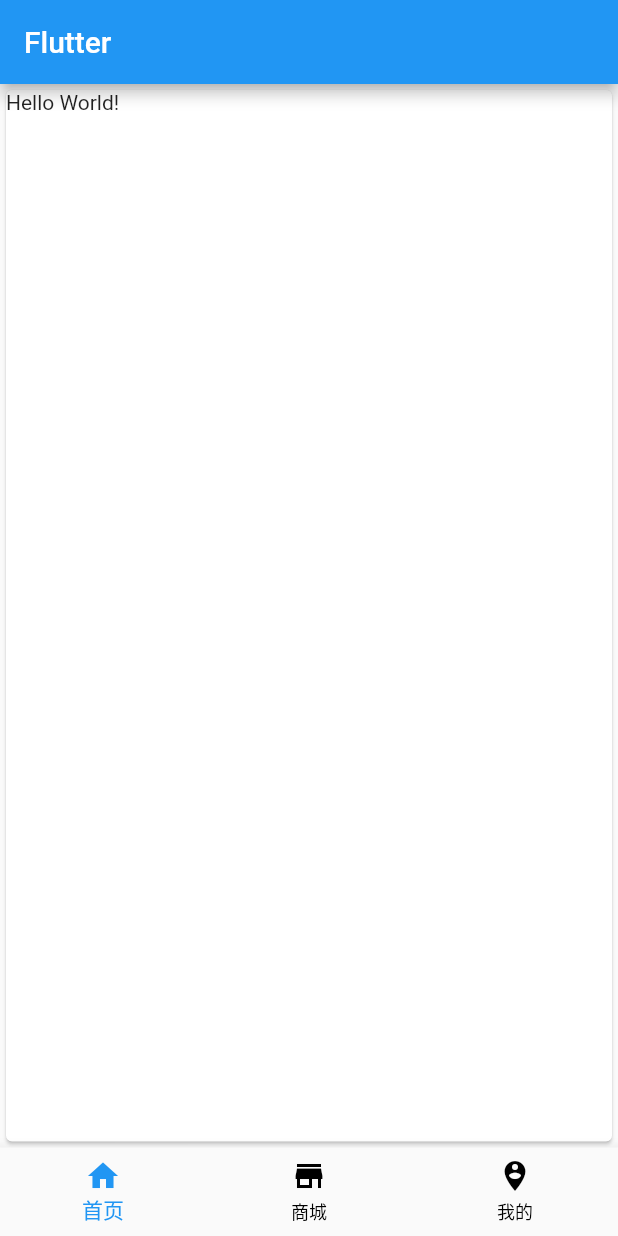
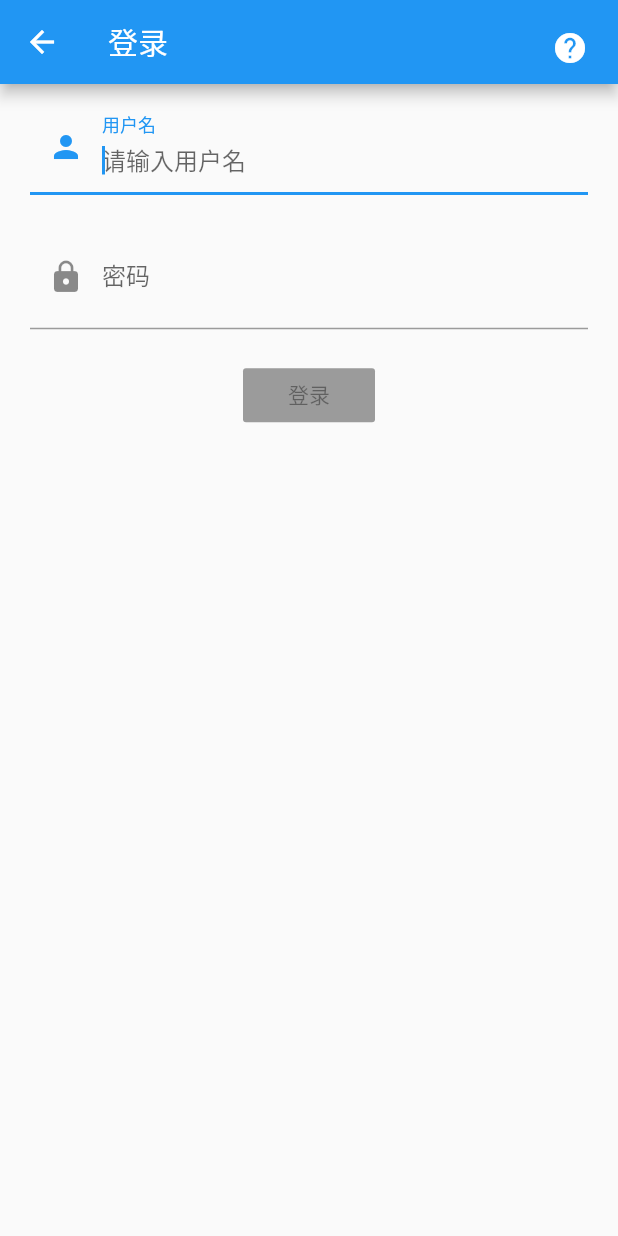
Before and after one commit to kenshinLost/MyApp, a Flutter app: the screen it shows after launch, on a phone screen of 412 x 824 dp. Run offline on Flutter 3.47's test engine with Material 2 defaults, Android fonts, the phone set to English and light mode, and no system bars; our stand-ins replace shared_preferences.

Commit message:
更新登录页面

```diff
--- /dev/null
+++ b/lib/home.dart
@@ -0,0 +1,105 @@
+import 'package:flutter/material.dart';
+import 'package:myapp/login.dart';
+import 'package:shared_preferences/shared_preferences.dart';
+
+class HomePage extends StatefulWidget {
+  HomePage({Key key, this.title}) : super(key: key);
+
+  // This widget is the home page of your application. It is stateful, meaning
+  // that it has a State object (defined below) that contains fields that affect
+  // how it looks.
+
+  // This class is the configuration for the state. It holds the values (in this
+  // case the title) provided by the parent (in this case the App widget) and
+  // used by the build method of the State. Fields in a Widget subclass are
+  // always marked "final".
+
+  final String title;
+
+  @override
+  _HomePageState createState() => _HomePageState();
+}
+
+class _HomePageState extends State<HomePage> {
+  int _selectIndex = 0;
+
+  int loginState;
+
+  void _selectedTab(int index){
+    setState(() {
+      _selectIndex = index;
+    });
+  }
+
+
+Future _validateLogin() async{
+    Future<dynamic> future = Future(() async{
+      SharedPreferences prefs =await SharedPreferences.getInstance();
+      return prefs.getString("loginToken");
+    });
+
+    future.then((val){
+      if(val == null){
+        setState(() {
+          loginState = 0;
+        });
+      }else{
+        setState(() {
+          loginState = 1;
+        });
+      }
+    }).catchError((e){
+      print(e.toString());
+    });
+  }
+
+  void initState() {
+    super.initState();
+    _validateLogin();
+  }
+
+  Scaffold homePage() {
+    return Scaffold(
+      appBar: AppBar(
+        title: Text(widget.title),
+      ),
+      body: Center(
+            child:Card(
+              // elevation: 20.0,
+              shape:  new RoundedRectangleBorder(borderRadius: BorderRadius.circular(5.0)),
+              clipBehavior: Clip.antiAlias,
+              semanticContainer: false,
+              // borderOnForeground: true,
+              child: Container(height: 250.0,width: 250.0,),
+            ),
+        ),
+      bottomNavigationBar: BottomNavigationBar(
+        currentIndex: _selectIndex,
+        selectedItemColor: Colors.blue,
+        unselectedItemColor: Colors.black,
+        onTap: _selectedTab,
+        items: <BottomNavigationBarItem>[
+          BottomNavigationBarItem(
+            icon: Icon(Icons.home),
+            title: Text('首页'),
+          ),
+          BottomNavigationBarItem(
+            icon: Icon(Icons.store),
+            title: Text('商城'),
+          ),
+          BottomNavigationBarItem(icon: Icon(Icons.person_pin_circle),title: Text('我的')),
+          // BottomNavigationBarItem(icon: Icon(Icons.settings),title: Text('设置')),
+        ],
+      ), // This trailing comma makes auto-formatting nicer for build methods.
+    );
+  }
+
+  @override
+  Widget build(BuildContext context) {
+    if(loginState == 0) {
+      return LoginPage();
+    }else{
+      return homePage();
+    }
+  }
+}
--- /dev/null
+++ b/lib/login.dart
@@ -0,0 +1,64 @@
+import 'package:flutter/material.dart';
+
+
+class LoginPage extends StatefulWidget {
+  LoginPage({Key key, this.title}) : super(key:key);
+
+  final String title;
+
+  @override
+  _LoginPageState createState() => _LoginPageState();
+}
+
+class _LoginPageState extends State<LoginPage> {
+  @override
+  Widget build(BuildContext context) {
+    return Scaffold(
+      appBar: AppBar(
+        actions: <Widget>[
+        Padding(padding: new EdgeInsets.all(20.0),
+        child: Icon(Icons.help),)
+        ],
+        leading: Icon(Icons.arrow_back),
+        title: Text('登录'),
+      ),
+      body: Column(
+        // mainAxisAlignment: MainAxisAlignment.spaceEvenly,
+        children: <Widget>[
+          Padding(
+            padding: new EdgeInsets.only(left: 20, right: 20, top: 10, bottom: 10),
+            child:
+            TextField(
+              autofocus: true,
+              decoration: InputDecoration(
+                labelText: "用户名",
+                hintText: "请输入用户名",
+                prefixIcon: Icon(Icons.person)
+              ),
+            ),
+          ),
+          Padding(
+            padding: new EdgeInsets.only(left: 20, right: 20, top: 10, bottom: 10),
+            child: TextField(
+              autofocus: true,
+              obscureText: true,
+              decoration: InputDecoration(
+                labelText: "密码",
+                hintText: "请输入密码",
+                prefixIcon: Icon(Icons.lock),
+                suffix: Icon(Icons.remove_red_eye)
+              )
+            ),
+          ),
+          Padding(
+            padding: new EdgeInsets.only(left: 20, right: 20, top: 10, bottom: 10),
+            child: RaisedButton(
+              child: Text('登录'),
+              color: Colors.blue,
+            ),
+          )
+        ],
+      ),
+    );
+  }
+}
--- a/lib/main.dart
+++ b/lib/main.dart
@@ -1,102 +1,23 @@
 import 'package:flutter/material.dart';
+import 'package:myapp/home.dart';
 
-void main() => runApp(JinkeApp());
+void main() => runApp(MyApp());
 
-class JinkeApp extends StatelessWidget {
-  // This widget is the root of your application.
+class MyApp extends StatefulWidget {
+  @override
+  _MyApp createState() => _MyApp();
+}
+
+class _MyApp extends State<MyApp> {
   @override
   Widget build(BuildContext context) {
     return MaterialApp(
-      debugShowCheckedModeBanner: false,
-      title: 'Flutter',
-      theme: ThemeData(
-        // This is the theme of your application.
-        //
-        // Try running your application with "flutter run". You'll see the
-        // application has a blue toolbar. Then, without quitting the app, try
-        // changing the primarySwatch below to Colors.green and then invoke
-        // "hot reload" (press "r" in the console where you ran "flutter run",
-        // or simply save your changes to "hot reload" in a Flutter IDE).
-        // Notice that the counter didn't reset back to zero; the application
-        // is not restarted.
-        primarySwatch: Colors.blue,
-      ),
-      home: MyHomePage(title: 'Flutter'),
+        debugShowCheckedModeBanner: false,
+        title: 'Flutter',
+        theme: ThemeData(
+          primarySwatch: Colors.blue,
+        ),
+        home: HomePage(title: 'Flutter'),
     );
   }
 }
-
-class MyHomePage extends StatefulWidget {
-  MyHomePage({Key key, this.title}) : super(key: key);
-
-  // This widget is the home page of your application. It is stateful, meaning
-  // that it has a State object (defined below) that contains fields that affect
-  // how it looks.
-
-  // This class is the configuration for the state. It holds the values (in this
-  // case the title) provided by the parent (in this case the App widget) and
-  // used by the build method of the State. Fields in a Widget subclass are
-  // always marked "final".
-
-  final String title;
-
-  @override
-  _MyHomePageState createState() => _MyHomePageState();
-}
-
-class _MyHomePageState extends State<MyHomePage> {
-  // int _counter = 0;
-  int _selectIndex = 0;
-
-  void _selectedTab(int index){
-    setState(() {
-      _selectIndex = index;
-    });
-  }
-
-  @override
-  Widget build(BuildContext context) {
-    // This method is rerun every time setState is called, for instance as done
-    // by the _incrementCounter method above.
-    //
-    // The Flutter framework has been optimized to make rerunning build methods
-    // fast, so that you can just rebuild anything that needs updating rather
-    // than having to individually change instances of widgets.
-    return Scaffold(
-      appBar: AppBar(
-        // Here we take the value from the MyHomePage object that was created by
-        // the App.build method, and use it to set our appbar title.
-        title: Text(widget.title),
-      ),
-      body: Center(
-        child: ConstrainedBox(
-              constraints: const BoxConstraints.expand(),
-              child: const Card(child: Text('Hello World!')),
-        )
-      ),
-      // floatingActionButton: FloatingActionButton(
-      //   onPressed: ,
-      //   tooltip: 'Increment',
-      //   child: Icon(Icons.add),
-      // ),
-      bottomNavigationBar: BottomNavigationBar(
-        currentIndex: _selectIndex,
-        selectedItemColor: Colors.blue,
-        unselectedItemColor: Colors.black,
-        onTap: _selectedTab,
-        items: <BottomNavigationBarItem>[
-          BottomNavigationBarItem(
-            icon: Icon(Icons.home),
-            title: Text('首页'),
-          ),
-          BottomNavigationBarItem(
-            icon: Icon(Icons.store),
-            title: Text('商城'),
-          ),
-          BottomNavigationBarItem(icon: Icon(Icons.person_pin_circle),title: Text('我的')),
-          // BottomNavigationBarItem(icon: Icon(Icons.settings),title: Text('设置')),
-        ],
-      ), // This trailing comma makes auto-formatting nicer for build methods.
-    );
-  }
-}
--- a/pubspec.yaml
+++ b/pubspec.yaml
@@ -23,7 +23,7 @@ dependencies:
   # The following adds the Cupertino Icons font to your application.
   # Use with the CupertinoIcons class for iOS style icons.
   cupertino_icons: ^0.1.2
-
+  shared_preferences: ^0.5.3+4
 dev_dependencies:
   flutter_test:
     sdk: flutter
```
Also changed, not shown: pubspec.lock, 14 other files.
